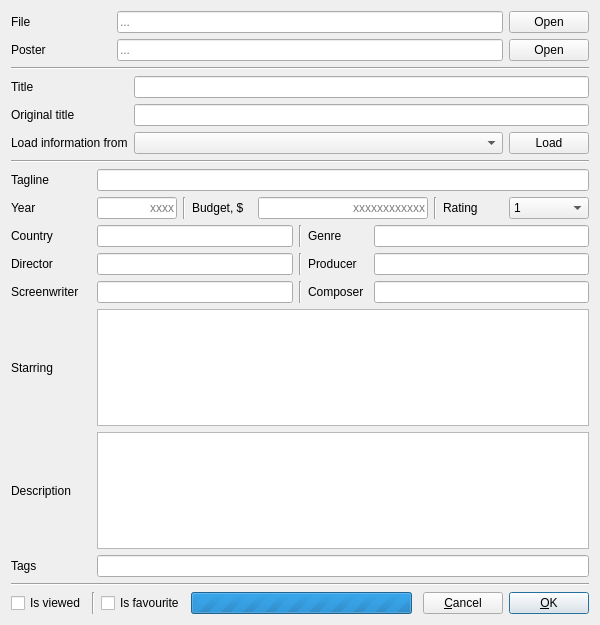
Qt form src/addfilmwindow.ui (eugene-melnik/alexandra) before a commit.
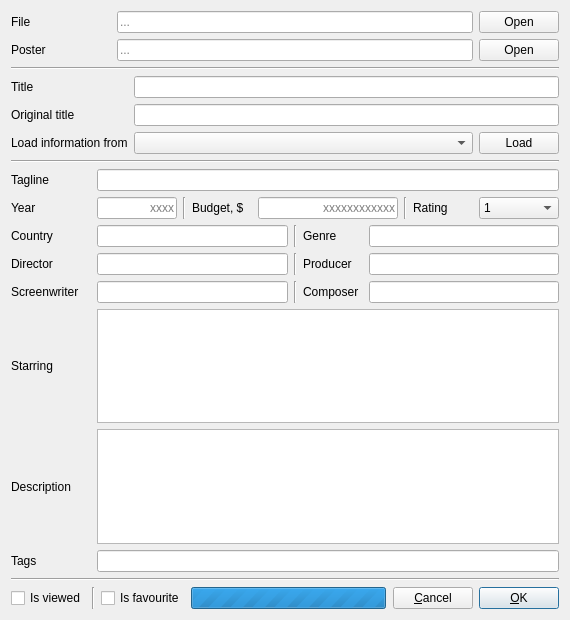
The same form after that commit. Icons and pictures are not drawn.

Diff of the .ui file:
```diff
--- a/src/addfilmwindow.ui
+++ b/src/addfilmwindow.ui
@@ -9,14 +9,14 @@
    <rect>
     <x>0</x>
     <y>0</y>
-    <width>600</width>
-    <height>625</height>
+    <width>570</width>
+    <height>620</height>
    </rect>
   </property>
   <property name="minimumSize">
    <size>
-    <width>600</width>
-    <height>550</height>
+    <width>570</width>
+    <height>600</height>
    </size>
   </property>
   <property name="windowTitle">
@@ -425,9 +425,12 @@
     </layout>
    </item>
    <item>
-    <layout class="QHBoxLayout" name="hl21">
+    <layout class="QHBoxLayout" name="layoutStaff">
+     <property name="spacing">
+      <number>6</number>
+     </property>
      <item>
-      <layout class="QHBoxLayout" name="hl21_1">
+      <layout class="QVBoxLayout" name="layoutSubStaff1">
        <item>
         <widget class="QLabel" name="labelCountry">
          <property name="minimumSize">
@@ -442,6 +445,36 @@
         </widget>
        </item>
        <item>
+        <widget class="QLabel" name="labelDirector">
+         <property name="minimumSize">
+          <size>
+           <width>80</width>
+           <height>0</height>
+          </size>
+         </property>
+         <property name="text">
+          <string>Director</string>
+         </property>
+        </widget>
+       </item>
+       <item>
+        <widget class="QLabel" name="labelScreenwriter">
+         <property name="minimumSize">
+          <size>
+           <width>80</width>
+           <height>0</height>
+          </size>
+         </property>
+         <property name="text">
+          <string>Screenwriter</string>
+         </property>
+        </widget>
+       </item>
+      </layout>
+     </item>
+     <item>
+      <layout class="QVBoxLayout" name="layoutSubStaff2">
+       <item>
         <widget class="QLineEdit" name="eCountry">
          <property name="toolTip">
           <string>Countries, comma separated</string>
@@ -454,17 +487,61 @@
          </property>
         </widget>
        </item>
+       <item>
+        <widget class="QLineEdit" name="eDirector">
+         <property name="toolTip">
+          <string>Directors, comma separated</string>
+         </property>
+         <property name="maxLength">
+          <number>500</number>
+         </property>
+         <property name="clearButtonEnabled">
+          <bool>true</bool>
+         </property>
+        </widget>
+       </item>
+       <item>
+        <widget class="QLineEdit" name="eScreenwriter">
+         <property name="toolTip">
+          <string>Screenwriters, comma separated</string>
+         </property>
+         <property name="maxLength">
+          <number>500</number>
+         </property>
+         <property name="clearButtonEnabled">
+          <bool>true</bool>
+         </property>
+        </widget>
+       </item>
       </layout>
      </item>
      <item>
-      <widget class="Line" name="line_3">
-       <property name="orientation">
-        <enum>Qt::Vertical</enum>
-       </property>
-      </widget>
+      <layout class="QVBoxLayout" name="layoutSubStaff3">
+       <item>
+        <widget class="Line" name="lineStaff1">
+         <property name="orientation">
+          <enum>Qt::Vertical</enum>
+         </property>
+        </widget>
+       </item>
+       <item>
+        <widget class="Line" name="lineStaff2">
+         <property name="orientation">
+          <enum>Qt::Vertical</enum>
+         </property>
+        </widget>
+       </item>
+       <item>
+        <widget class="Line" name="lineStaff3">
+         <property name="orientation">
+          <enum>Qt::Vertical</enum>
+         </property>
+        </widget>
+       </item>
+      </layout>
      </item>
      <item>
-      <layout class="QHBoxLayout" name="hl21_2">
+      <layout class="QVBoxLayout" name="layoutSubStaff4">
        <item>
         <widget class="QLabel" name="labelGenre">
          <property name="minimumSize">
@@ -479,64 +556,6 @@
         </widget>
        </item>
        <item>
-        <widget class="QLineEdit" name="eGenre">
-         <property name="toolTip">
-          <string>Genres, comma separated</string>
-         </property>
-         <property name="maxLength">
-          <number>500</number>
-         </property>
-         <property name="clearButtonEnabled">
-          <bool>true</bool>
-         </property>
-        </widget>
-       </item>
-      </layout>
-     </item>
-    </layout>
-   </item>
-   <item>
-    <layout class="QHBoxLayout" name="hl22">
-     <item>
-      <layout class="QHBoxLayout" name="hl8">
-       <item>
-        <widget class="QLabel" name="labelDirector">
-         <property name="minimumSize">
-          <size>
-           <width>80</width>
-           <height>0</height>
-          </size>
-         </property>
-         <property name="text">
-          <string>Director</string>
-         </property>
-        </widget>
-       </item>
-       <item>
-        <widget class="QLineEdit" name="eDirector">
-         <property name="toolTip">
-          <string>Directors, comma separated</string>
-         </property>
-         <property name="maxLength">
-          <number>500</number>
-         </property>
-         <property name="clearButtonEnabled">
-          <bool>true</bool>
-         </property>
-        </widget>
-       </item>
-      </layout>
-     </item>
-     <item>
-      <widget class="Line" name="line">
-       <property name="orientation">
-        <enum>Qt::Vertical</enum>
-       </property>
-      </widget>
-     </item>
-     <item>
-      <layout class="QHBoxLayout" name="hl9">
-       <item>
         <widget class="QLabel" name="labelProducer">
          <property name="minimumSize">
           <size>
@@ -550,64 +569,6 @@
         </widget>
        </item>
        <item>
-        <widget class="QLineEdit" name="eProducer">
-         <property name="toolTip">
-          <string>Producers, comma separated</string>
-         </property>
-         <property name="maxLength">
-          <number>500</number>
-         </property>
-         <property name="clearButtonEnabled">
-          <bool>true</bool>
-         </property>
-        </widget>
-       </item>
-      </layout>
-     </item>
-    </layout>
-   </item>
-   <item>
-    <layout class="QHBoxLayout" name="hl14">
-     <item>
-      <layout class="QHBoxLayout" name="hl8_2">
-       <item>
-        <widget class="QLabel" name="labelScreenwriter">
-         <property name="minimumSize">
-          <size>
-           <width>80</width>
-           <height>0</height>
-          </size>
-         </property>
-         <property name="text">
-          <string>Screenwriter</string>
-         </property>
-        </widget>
-       </item>
-       <item>
-        <widget class="QLineEdit" name="eScreenwriter">
-         <property name="toolTip">
-          <string>Directors, comma separated</string>
-         </property>
-         <property name="maxLength">
-          <number>500</number>
-         </property>
-         <property name="clearButtonEnabled">
-          <bool>true</bool>
-         </property>
-        </widget>
-       </item>
-      </layout>
-     </item>
-     <item>
-      <widget class="Line" name="line_2">
-       <property name="orientation">
-        <enum>Qt::Vertical</enum>
-       </property>
-      </widget>
-     </item>
-     <item>
-      <layout class="QHBoxLayout" name="hl9_2">
-       <item>
         <widget class="QLabel" name="labelComposer">
          <property name="minimumSize">
           <size>
@@ -620,6 +581,36 @@
          </property>
         </widget>
        </item>
+      </layout>
+     </item>
+     <item>
+      <layout class="QVBoxLayout" name="layoutSubStaff5">
+       <item>
+        <widget class="QLineEdit" name="eGenre">
+         <property name="toolTip">
+          <string>Genres, comma separated</string>
+         </property>
+         <property name="maxLength">
+          <number>500</number>
+         </property>
+         <property name="clearButtonEnabled">
+          <bool>true</bool>
+         </property>
+        </widget>
+       </item>
+       <item>
+        <widget class="QLineEdit" name="eProducer">
+         <property name="toolTip">
+          <string>Producers, comma separated</string>
+         </property>
+         <property name="maxLength">
+          <number>500</number>
+         </property>
+         <property name="clearButtonEnabled">
+          <bool>true</bool>
+         </property>
+        </widget>
+       </item>
        <item>
         <widget class="QLineEdit" name="eComposer">
          <property name="toolTip">
@@ -765,7 +756,7 @@
        </property>
        <property name="sizeHint" stdset="0">
         <size>
-         <width>5</width>
+         <width>1</width>
          <height>20</height>
         </size>
        </property>
```
Left out of the diff: 61 changed lines with no effect on the pictures.
